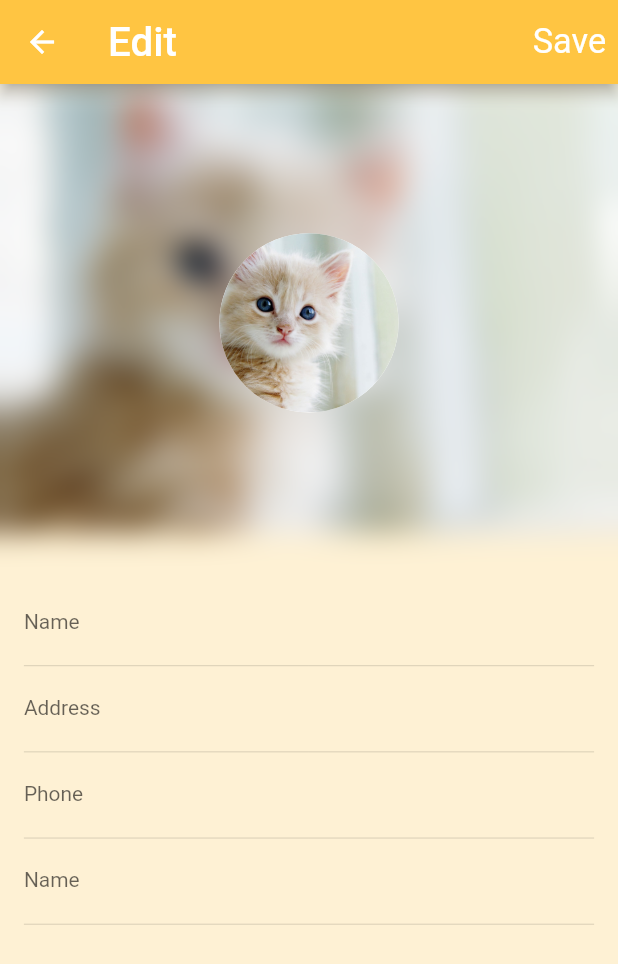
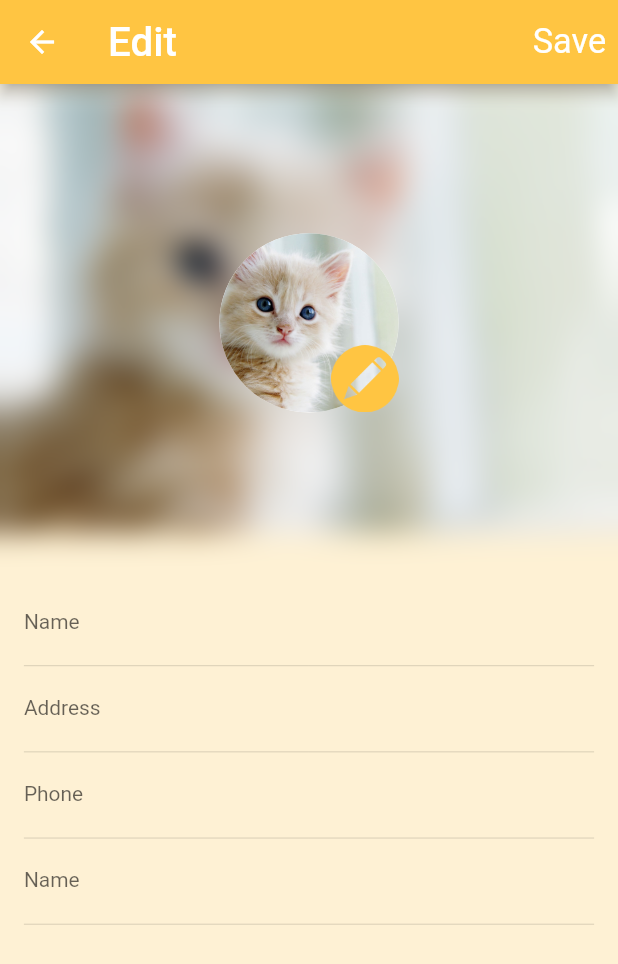
Before and after one commit to oiar/pet-life, a Flutter app: the EditProfile screen opened directly, on a phone screen of 412 x 824 dp. Shown: the top 964 px of the screen. Run offline on Flutter 3.47's test engine with Material 2 defaults, Android fonts, the phone set to English and light mode, and no system bars; our stand-ins replace audioplayers, datetime_picker_formfield, flutter_calendar_carousel, flutter_map, flutter_screenutil, image_picker and 3 more; accounts and stored records are empty.

Commit message:
image_picker

```diff
--- a/lib/pages/profile/components/edit_profile.dart
+++ b/lib/pages/profile/components/edit_profile.dart
@@ -1,6 +1,8 @@
+import 'dart:io';
 import 'dart:ui';
 
 import 'package:flutter/material.dart';
+import 'package:image_picker/image_picker.dart';
 import 'package:flutter_screenutil/flutter_screenutil.dart';
 
 class EditProfile extends StatefulWidget {
@@ -8,6 +10,15 @@ class EditProfile extends StatefulWidget {
   Screen createState() => Screen();
 }
 class Screen extends State<EditProfile> {
+  File _image;
+
+  Future getImage() async {
+    var image = await ImagePicker.pickImage(source: ImageSource.gallery);
+
+    setState(() {
+      _image = image;
+    });
+  }
   @override
   Widget build(BuildContext context) {
     final size = MediaQuery.of(context).size;
@@ -52,21 +63,23 @@ class Screen extends State<EditProfile> {
                       Container(
                         height: ScreenUtil().setWidth(600),
                         width: width,
-                        decoration: BoxDecoration(
-                          image: DecorationImage(
-                            image: AssetImage('lib/assets/images/mira.jpg'),
-                            fit: BoxFit.cover
-                          ),
-                        ),
+                        child: _image == null
+                              ? defaultBackImage
+                              : backImage(_image),
                       ),
                       BackdropFilter(
                         filter: new ImageFilter.blur(sigmaX: 10, sigmaY: 10),
                         child: Center(
-                          child: Container(
-                            margin: EdgeInsets.only(top: ScreenUtil().setWidth(200.0)),
-                            width: ScreenUtil().setWidth(240),
-                            height: ScreenUtil().setWidth(240),
-                            child: CircleAvatar(backgroundColor: Colors.white, radius: 100, backgroundImage: AssetImage('lib/assets/images/mira.jpg'))
+                          child: GestureDetector(
+                            onTap: getImage,
+                            child: Container(
+                              margin: EdgeInsets.only(top: ScreenUtil().setWidth(200.0)),
+                              width: ScreenUtil().setWidth(240),
+                              height: ScreenUtil().setWidth(240),
+                              child: _image == null
+                                    ? defaultImage
+                                    : circleImage(_image)
+                            )
                           )
                         ),
                       ),
@@ -80,8 +93,8 @@ class Screen extends State<EditProfile> {
                         TextField(
                           cursorColor: Color(0xFFffc542),
                           decoration: InputDecoration(
-                            enabledBorder: UnderlineInputBorder(borderSide: BorderSide(width: 0.1)),
-                            focusedBorder: UnderlineInputBorder(borderSide: BorderSide(width: 0.5, color: Color(0xFFffc542))),
+                            enabledBorder: UnderlineInputBorder(borderSide: BorderSide(width: ScreenUtil().setWidth(0.2))),
+                            focusedBorder: UnderlineInputBorder(borderSide: BorderSide(width: ScreenUtil().setWidth(1.0), color: Color(0xFFffc542))),
                             labelText: 'Name',
                             labelStyle: TextStyle(fontSize: ScreenUtil().setSp(28))
                           ),
@@ -89,8 +102,8 @@ class Screen extends State<EditProfile> {
                         TextField(
                           cursorColor: Color(0xFFffc542),
                           decoration: InputDecoration(
-                            enabledBorder: UnderlineInputBorder(borderSide: BorderSide(width: 0.1)),
-                            focusedBorder: UnderlineInputBorder(borderSide: BorderSide(width: 0.5, color: Color(0xFFffc542))),
+                            enabledBorder: UnderlineInputBorder(borderSide: BorderSide(width: ScreenUtil().setWidth(0.2))),
+                            focusedBorder: UnderlineInputBorder(borderSide: BorderSide(width: ScreenUtil().setWidth(1.0), color: Color(0xFFffc542))),
                             labelText: 'Address',
                             labelStyle: TextStyle(fontSize: ScreenUtil().setSp(28))
                           ),
@@ -98,8 +111,8 @@ class Screen extends State<EditProfile> {
                         TextField(
                           cursorColor: Color(0xFFffc542),
                           decoration: InputDecoration(
-                            enabledBorder: UnderlineInputBorder(borderSide: BorderSide(width: 0.1)),
-                            focusedBorder: UnderlineInputBorder(borderSide: BorderSide(width: 0.5, color: Color(0xFFffc542))),
+                            enabledBorder: UnderlineInputBorder(borderSide: BorderSide(width: ScreenUtil().setWidth(0.2))),
+                            focusedBorder: UnderlineInputBorder(borderSide: BorderSide(width: ScreenUtil().setWidth(1.0), color: Color(0xFFffc542))),
                             labelText: 'Phone',
                             labelStyle: TextStyle(fontSize: ScreenUtil().setSp(28))
                           ),
@@ -107,8 +120,8 @@ class Screen extends State<EditProfile> {
                         TextField(
                           cursorColor: Color(0xFFffc542),
                           decoration: InputDecoration(
-                            enabledBorder: UnderlineInputBorder(borderSide: BorderSide(width: 0.1)),
-                            focusedBorder: UnderlineInputBorder(borderSide: BorderSide(width: 0.5, color: Color(0xFFffc542))),
+                            enabledBorder: UnderlineInputBorder(borderSide: BorderSide(width: ScreenUtil().setWidth(0.2))),
+                            focusedBorder: UnderlineInputBorder(borderSide: BorderSide(width: ScreenUtil().setWidth(1.0), color: Color(0xFFffc542))),
                             labelText: 'Name',
                             labelStyle: TextStyle(fontSize: ScreenUtil().setSp(28))
                           ),
@@ -124,4 +137,50 @@ class Screen extends State<EditProfile> {
       )
     );
   }
+  Widget defaultImage = Stack(
+    children: <Widget>[
+      Align(
+        alignment: Alignment.topLeft,
+        child: CircleAvatar(backgroundColor: Colors.white, radius: 100, backgroundImage: AssetImage('lib/assets/images/mira.jpg')),
+      ),
+      Align(
+        alignment: Alignment.bottomRight,
+        child: Image.asset(
+          'lib/assets/images/edit.png',
+          fit: BoxFit.contain,
+          height: ScreenUtil().setWidth(90),
+          width: ScreenUtil().setWidth(90),
+        ),
+      )
+    ],
+  );
+  Widget defaultBackImage = Container(
+    child: Image.asset('lib/assets/images/mira.jpg',
+      fit: BoxFit.cover
+    )
+  );
+  Widget circleImage(File image) {
+    return Stack(
+      children: <Widget>[
+        Container(
+          child: ClipOval(
+            child: Image.file(
+              image,
+              fit: BoxFit.cover,
+              height: ScreenUtil().setWidth(240),
+              width: ScreenUtil().setWidth(240),
+            ),
+          )
+        )
+      ],
+    );
+  }
+  Widget backImage(File image) {
+    return Container(
+      child: Image.file(
+        image,
+        fit: BoxFit.cover,
+      ),
+    );
+  }
 }
--- a/pubspec.yaml
+++ b/pubspec.yaml
@@ -17,6 +17,7 @@ environment:
   sdk: ">=2.2.0 <3.0.0"
 
 dependencies:
+  image_picker: ^0.6.1
   flutter_screenutil: ^0.5.3
   intro_slider: ^2.2.5
   shared_preferences: ^0.5.3+4
```
Also changed, not shown: lib/assets/images/edit.png (added), pubspec.lock, 5 other files.
